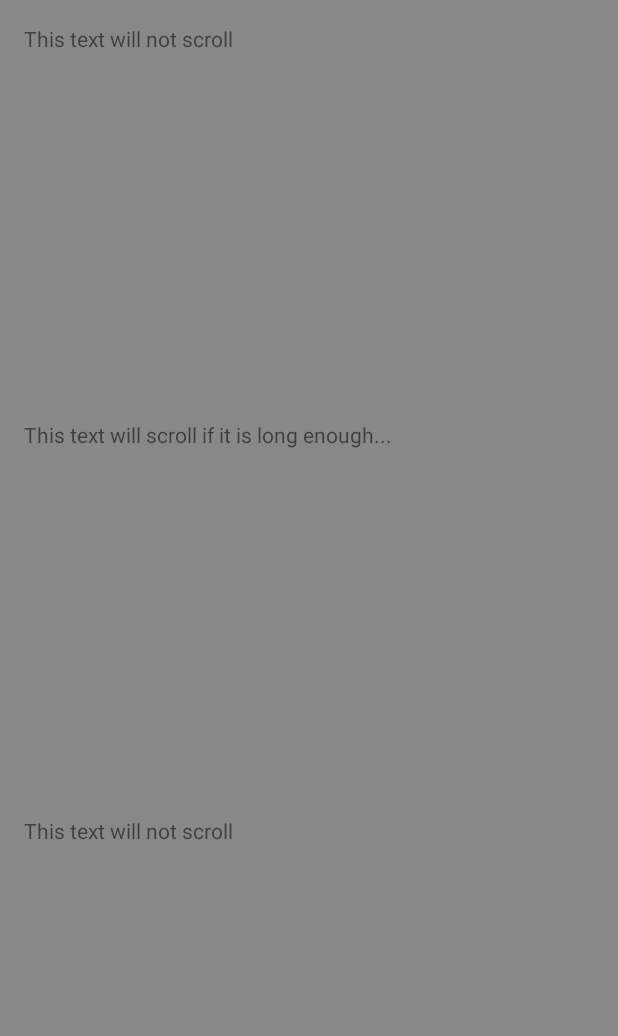
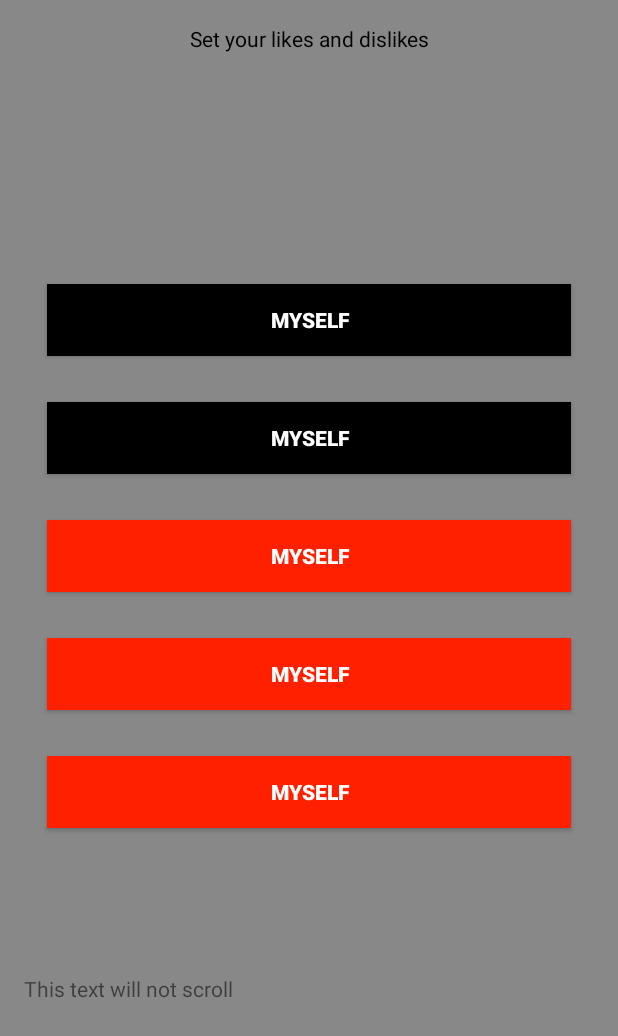
Before and after one commit to DavidBarron/cs371m-mobile-computing, an Android app: the screen it shows after launch (SetLikesActivity), after a tap on "MYSELF", on a phone screen of 412 x 824 dp. Shown: the top 1036 px of the screen. Run offline under Robolectric (Android 15) with nearby library versions, the phone set to English and light mode, and no system bars.

Commit message:
Starting to implement scrolling buttons

```diff
--- a/app/src/main/java/davidbar/foodwithfriends/MainActivity.java
+++ b/app/src/main/java/davidbar/foodwithfriends/MainActivity.java
@@ -9,11 +9,14 @@ import android.support.design.widget.FloatingActionButton;
 import android.support.design.widget.Snackbar;
 import android.support.v7.app.AppCompatActivity;
 import android.support.v7.widget.Toolbar;
+import android.util.Log;
 import android.view.View;
 import android.view.Menu;
 import android.view.MenuItem;
 
 public class MainActivity extends AppCompatActivity {
+
+    private static final String TAG = "MainActivity";
 
     @Override
     protected void onCreate(Bundle savedInstanceState) {
@@ -34,6 +37,7 @@ public class MainActivity extends AppCompatActivity {
 
     /** Called when the user clicks the Myself button */
     public void clickMyselfButton(View view) {
+        Log.d(TAG, "CLICK!!");
         Intent intent = new Intent(this, SetLikesActivity.class);
         startActivity(intent);
     }
--- a/app/src/main/java/davidbar/foodwithfriends/SetLikesActivity.java
+++ b/app/src/main/java/davidbar/foodwithfriends/SetLikesActivity.java
@@ -1,13 +1,20 @@
 package davidbar.foodwithfriends;
 
+import android.content.Intent;
+import android.graphics.Color;
 import android.os.Bundle;
 import android.support.design.widget.FloatingActionButton;
 import android.support.design.widget.Snackbar;
 import android.support.v7.app.AppCompatActivity;
 import android.support.v7.widget.Toolbar;
+import android.util.Log;
 import android.view.View;
+import android.widget.Button;
 
 public class SetLikesActivity extends AppCompatActivity {
+
+    private static final String TAG = "SetLikesDislikes";
+    private boolean toggle = true;
 
     @Override
     protected void onCreate(Bundle savedInstanceState) {
@@ -26,4 +33,21 @@ public class SetLikesActivity extends AppCompatActivity {
         //});
         //getSupportActionBar().setDisplayHomeAsUpEnabled(true);
     }
+
+    public void clickMyselfButton2(View view) {
+        //Intent intent = new Intent(this, SetLikesActivity.class);
+        //startActivity(intent);
+
+        Button button = (Button) findViewById(R.id.myselfButton2);
+
+        Log.d(TAG,"CLICK!!");
+
+        if(toggle){
+            toggle = false;
+            button.setBackgroundColor(Color.BLUE);
+        }else{
+            toggle = true;
+            button.setBackgroundColor(Color.RED);
+        }
+    }
 }
--- a/app/src/main/res/layout/content_main.xml
+++ b/app/src/main/res/layout/content_main.xml
@@ -26,7 +26,7 @@
         android:shadowDx="1.0"
         android:shadowDy="1.0"
         android:shadowRadius="10.0"
-        android:text="Food With Friends" />
+        android:text="@string/app_name" />
 
     <Space
         android:layout_width="match_parent"
--- a/app/src/main/res/layout/content_set_likes.xml
+++ b/app/src/main/res/layout/content_set_likes.xml
@@ -24,8 +24,9 @@
         <TextView
             android:layout_width="fill_parent"
             android:layout_height="wrap_content"
-            android:text="This text will not scroll"
-            />
+            android:gravity="center"
+            android:textColor="#000000"
+            android:text="@string/header_set_likes" />
 
     </LinearLayout>
 
@@ -33,18 +34,71 @@
     <ScrollView
         android:layout_width="fill_parent"
         android:layout_height="0dp"
-        android:layout_weight="1"
+        android:layout_weight="3"
         >
 
         <LinearLayout
             android:layout_width="fill_parent"
-            android:layout_height="wrap_content"
+            android:layout_height="fill_parent"
+
+            android:orientation="vertical"
             >
 
-            <TextView
-                android:layout_width="fill_parent"
+
+
+            <Button
+                android:id="@+id/myselfButton1"
+                android:text="@string/myselfButton_str"
+                android:textStyle="bold"
+                android:background="#000000"
+                android:textColor="#ffffff"
+                android:layout_margin="15dp"
+                android:layout_width="match_parent"
                 android:layout_height="wrap_content"
-                android:text="This text will scroll if it is long enough..."
+                />
+
+            <Button
+                android:id="@+id/myselfButton2"
+                android:text="@string/myselfButton_str"
+                android:textStyle="bold"
+                android:background="#000000"
+                android:textColor="#ffffff"
+                android:layout_margin="15dp"
+                android:layout_width="match_parent"
+                android:layout_height="wrap_content"
+                android:onClick="clickMyselfButton2"/>
+
+            <Button
+                android:id="@+id/myselfButton3"
+                android:text="@string/myselfButton_str"
+                android:textStyle="bold"
+                android:background="#ff2000"
+                android:textColor="#ffffff"
+                android:layout_margin="15dp"
+                android:layout_width="match_parent"
+                android:layout_height="wrap_content"
+                />
+
+            <Button
+                android:id="@+id/myselfButton4"
+                android:text="@string/myselfButton_str"
+                android:textStyle="bold"
+                android:background="#ff2000"
+                android:textColor="#ffffff"
+                android:layout_margin="15dp"
+                android:layout_width="match_parent"
+                android:layout_height="wrap_content"
+                />
+
+            <Button
+                android:id="@+id/myselfButton5"
+                android:text="@string/myselfButton_str"
+                android:textStyle="bold"
+                android:background="#ff2000"
+                android:textColor="#ffffff"
+                android:layout_margin="15dp"
+                android:layout_width="match_parent"
+                android:layout_height="wrap_content"
                 />
 
         </LinearLayout>
--- a/app/src/main/res/values/strings.xml
+++ b/app/src/main/res/values/strings.xml
@@ -4,4 +4,5 @@
     <string name="myselfButton_str">Myself</string>
     <string name="friendsButton_str">Invite Friends to Join Me</string>
     <string name="title_activity_set_likes">SetLikesActivity</string>
+    <string name="header_set_likes">Set your likes and dislikes</string>
 </resources>
```
